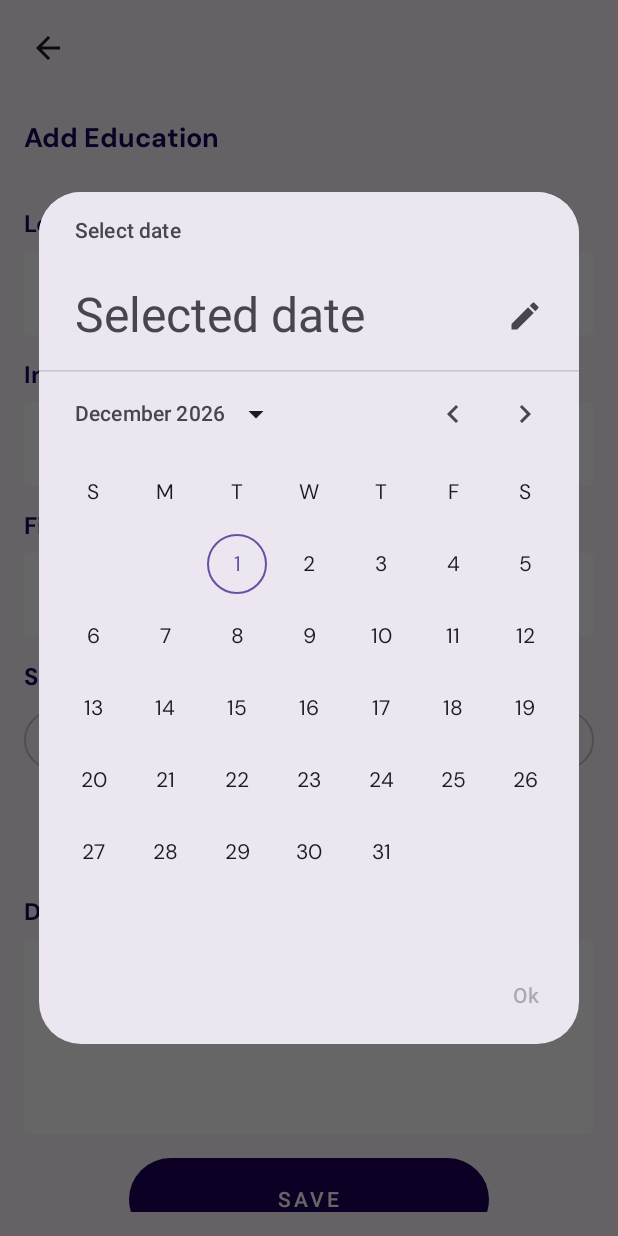
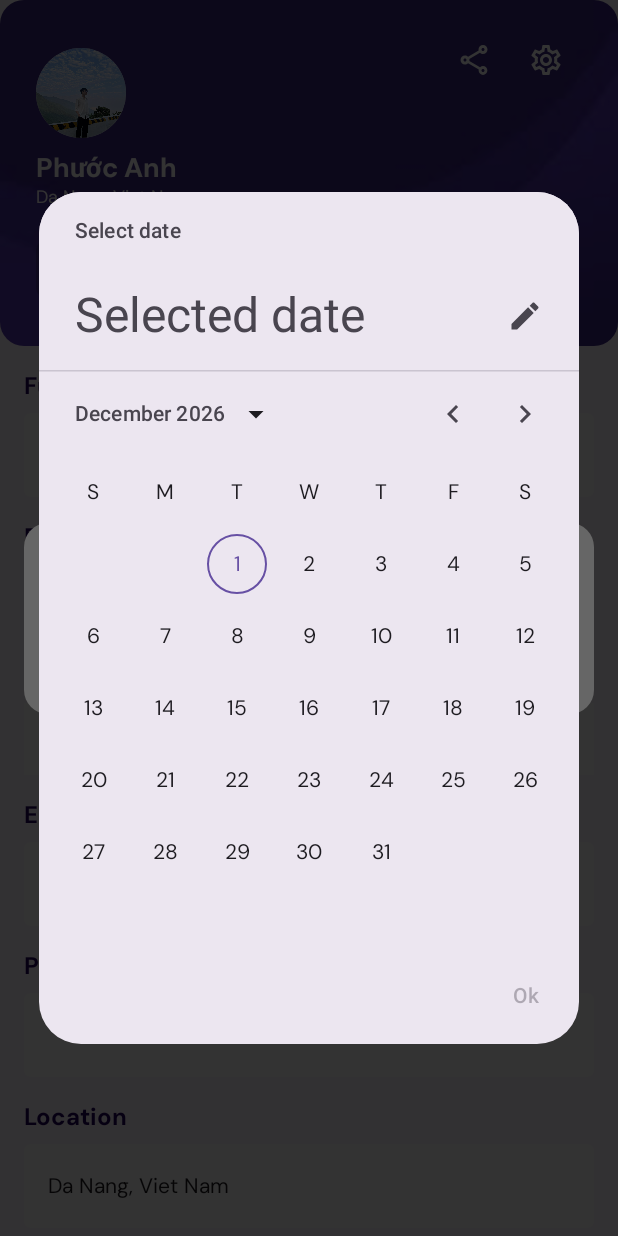
Before and after one commit to anhtp22it/job-finder-android, an Android app built with Jetpack Compose: the screen it shows after launch (MainActivity), after a tap on an icon or button, on a phone screen of 412 x 824 dp. Run offline under Robolectric (Android 15) with nearby library versions, the light colour scheme and no system bars; 2 other taps on this screen came first.

Commit message:
complete Edit Profile Screen

```diff
--- a/app/src/main/java/com/tpanh/jobfinder/MainActivity.kt
+++ b/app/src/main/java/com/tpanh/jobfinder/MainActivity.kt
@@ -9,6 +9,7 @@ import androidx.compose.material3.Surface
 import androidx.compose.ui.Modifier
 import com.tpanh.jobfinder.navigation.JobFinderNavigation
 import com.tpanh.jobfinder.sreens.AddEducation
+import com.tpanh.jobfinder.sreens.EditProfile
 import com.tpanh.jobfinder.ui.theme.JobFinderTheme
 
 class MainActivity : ComponentActivity() {
@@ -21,8 +22,8 @@ class MainActivity : ComponentActivity() {
                     modifier = Modifier.fillMaxSize(),
                     color = MaterialTheme.colorScheme.background
                 ) {
+                    EditProfile()
 //                    JobFinderNavigation()
-                    AddEducation()
                 }
             }
         }
--- a/app/src/main/java/com/tpanh/jobfinder/navigation/JobFinderNavigation.kt
+++ b/app/src/main/java/com/tpanh/jobfinder/navigation/JobFinderNavigation.kt
@@ -5,6 +5,7 @@ import androidx.navigation.NavHostController
 import androidx.navigation.compose.NavHost
 import androidx.navigation.compose.composable
 import androidx.navigation.compose.rememberNavController
+import com.tpanh.jobfinder.sreens.AddEducation
 import com.tpanh.jobfinder.sreens.HomeScreen
 import com.tpanh.jobfinder.sreens.OnBoardingScreen
 
@@ -23,5 +24,9 @@ fun JobFinderNavigation(
         composable(JobFinderScreen.OnBoarding.name) {
             OnBoardingScreen()
         }
+
+        composable(JobFinderScreen.AddEducation.name) {
+            AddEducation()
+        }
     }
 }
--- a/app/src/main/java/com/tpanh/jobfinder/navigation/JobFinderScreen.kt
+++ b/app/src/main/java/com/tpanh/jobfinder/navigation/JobFinderScreen.kt
@@ -5,5 +5,6 @@ enum class JobFinderScreen {
     Login,
     SignUp,
     ForgotPassword,
-    Home
+    Home,
+    AddEducation
 }
--- a/app/src/main/java/com/tpanh/jobfinder/sreens/AddEducation.kt
+++ b/app/src/main/java/com/tpanh/jobfinder/sreens/AddEducation.kt
@@ -1,5 +1,7 @@
 package com.tpanh.jobfinder.sreens
 
+import androidx.compose.foundation.BorderStroke
+import androidx.compose.foundation.border
 import androidx.compose.foundation.layout.Arrangement
 import androidx.compose.foundation.layout.Column
 import androidx.compose.foundation.layout.Row
@@ -185,8 +187,14 @@ fun AddEducationContent() {
                 )
                 Spacer(modifier = Modifier.height(8.dp))
                 OutlinedButton(
+                    modifier = Modifier
+                        .fillMaxWidth(),
                     onClick = { isStartDatePickerVisible = true },
-                    modifier = Modifier.fillMaxWidth(),
+                    colors = ButtonDefaults.buttonColors(
+                        contentColor = MaterialTheme.colorScheme.onPrimaryContainer,
+                        containerColor = Color.White,
+                    ),
+                    border = BorderStroke(1.dp, Color.Transparent),
                 ) {
                     Text(text = startDate)
                 }
@@ -227,7 +235,12 @@ fun AddEducationContent() {
                 Spacer(modifier = Modifier.height(8.dp))
                 OutlinedButton(
                     modifier = Modifier.fillMaxWidth(),
-                    onClick = { isEndDatePickerVisible = true }
+                    onClick = { isEndDatePickerVisible = true },
+                    colors = ButtonDefaults.buttonColors(
+                        contentColor = MaterialTheme.colorScheme.onPrimaryContainer,
+                        containerColor = Color.White,
+                    ),
+                    border = BorderStroke(1.dp, Color.Transparent),
                 ) {
                     Text(text = endDate)
                 }
@@ -313,6 +326,7 @@ fun AddEducationContent() {
                 colors = ButtonDefaults.buttonColors(
                     containerColor = MaterialTheme.colorScheme.onPrimaryContainer,
                 ),
+                shape = RoundedCornerShape(5.dp),
                 onClick = { /*TODO*/ }
             ) {
                 Text(
--- /dev/null
+++ b/app/src/main/java/com/tpanh/jobfinder/sreens/EditProfile.kt
@@ -0,0 +1,500 @@
+package com.tpanh.jobfinder.sreens
+
+import android.content.res.Resources
+import android.graphics.Bitmap
+import android.graphics.BitmapFactory
+import android.graphics.ImageDecoder
+import android.os.Build
+import android.provider.MediaStore
+import androidx.activity.compose.rememberLauncherForActivityResult
+import androidx.activity.result.contract.ActivityResultContracts
+import androidx.activity.result.launch
+import androidx.compose.foundation.BorderStroke
+import androidx.compose.foundation.Image
+import androidx.compose.foundation.background
+import androidx.compose.foundation.clickable
+import androidx.compose.foundation.layout.Arrangement
+import androidx.compose.foundation.layout.Box
+import androidx.compose.foundation.layout.Column
+import androidx.compose.foundation.layout.Row
+import androidx.compose.foundation.layout.Spacer
+import androidx.compose.foundation.layout.fillMaxHeight
+import androidx.compose.foundation.layout.fillMaxSize
+import androidx.compose.foundation.layout.fillMaxWidth
+import androidx.compose.foundation.layout.height
+import androidx.compose.foundation.layout.padding
+import androidx.compose.foundation.layout.size
+import androidx.compose.foundation.layout.width
+import androidx.compose.foundation.rememberScrollState
+import androidx.compose.foundation.selection.selectableGroup
+import androidx.compose.foundation.shape.CircleShape
+import androidx.compose.foundation.shape.RoundedCornerShape
+import androidx.compose.foundation.verticalScroll
+import androidx.compose.material.icons.Icons
+import androidx.compose.material.icons.outlined.Settings
+import androidx.compose.material.icons.outlined.Share
+import androidx.compose.material3.Button
+import androidx.compose.material3.ButtonDefaults
+import androidx.compose.material3.DatePicker
+import androidx.compose.material3.DatePickerDialog
+import androidx.compose.material3.ExperimentalMaterial3Api
+import androidx.compose.material3.Icon
+import androidx.compose.material3.IconButton
+import androidx.compose.material3.MaterialTheme
+import androidx.compose.material3.OutlinedButton
+import androidx.compose.material3.OutlinedTextField
+import androidx.compose.material3.OutlinedTextFieldDefaults
+import androidx.compose.material3.RadioButton
+import androidx.compose.material3.Surface
+import androidx.compose.material3.Text
+import androidx.compose.material3.TextButton
+import androidx.compose.material3.rememberDatePickerState
+import androidx.compose.runtime.Composable
+import androidx.compose.runtime.derivedStateOf
+import androidx.compose.runtime.getValue
+import androidx.compose.runtime.mutableStateOf
+import androidx.compose.runtime.remember
+import androidx.compose.runtime.setValue
+import androidx.compose.ui.Alignment
+import androidx.compose.ui.Modifier
+import androidx.compose.ui.draw.clip
+import androidx.compose.ui.graphics.Color
+import androidx.compose.ui.graphics.asImageBitmap
+import androidx.compose.ui.layout.ContentScale
+import androidx.compose.ui.platform.LocalContext
+import androidx.compose.ui.res.painterResource
+import androidx.compose.ui.text.font.FontWeight
+import androidx.compose.ui.text.style.TextAlign
+import androidx.compose.ui.tooling.preview.Preview
+import androidx.compose.ui.unit.dp
+import androidx.compose.ui.unit.sp
+import com.tpanh.jobfinder.R
+import java.text.SimpleDateFormat
+import java.util.Date
+
+@OptIn(ExperimentalMaterial3Api::class)
+@Composable
+fun EditProfile() {
+
+    var fullName by remember { mutableStateOf("Phước Anh") }
+    var gender by remember { mutableStateOf(1) }
+    var email by remember { mutableStateOf("") }
+    var phoneNumber by remember { mutableStateOf("") }
+    var location by remember { mutableStateOf("Da Nang, Viet Nam") }
+
+    val format = SimpleDateFormat("dd MMM yyyy")
+    var dateOfBirth by remember { mutableStateOf(format.format(System.currentTimeMillis())) }
+    var isDateOfBirthPicker by remember { mutableStateOf(false) }
+
+    var isChooseImage by remember { mutableStateOf(false) }
+
+    val context = LocalContext.current
+    val img: Bitmap = BitmapFactory.decodeResource(context.resources, R.drawable.avatar)
+    val bitmap = remember { mutableStateOf(img) }
+
+    val scaledBitmap = bitmap.value.scaleDown(1024, true)
+
+    val laucher = rememberLauncherForActivityResult(
+        contract = ActivityResultContracts.TakePicturePreview(),
+    ) {
+        if (it != null) {
+            bitmap.value = it
+        }
+    }
+
+    val launchImage = rememberLauncherForActivityResult(
+        contract = ActivityResultContracts.GetContent()
+    ) {
+        if (Build.VERSION.SDK_INT < 28) {
+            bitmap.value = MediaStore.Images.Media.getBitmap(context.contentResolver, it)
+        } else {
+            val source = it?.let { it1 ->
+                ImageDecoder.createSource(context.contentResolver, it1)
+            }
+            bitmap.value = source?.let { it1 -> ImageDecoder.decodeBitmap(it1) }!!
+        }
+    }
+
+    Column(
+        modifier = Modifier
+            .fillMaxSize()
+            .verticalScroll(rememberScrollState())
+    ) {
+        Box(
+            modifier = Modifier
+                .fillMaxWidth()
+                .clip(RoundedCornerShape(16.dp))
+        ) {
+            Image(
+                painter = painterResource(id = R.drawable.profile_background),
+                contentDescription = null,
+                modifier = Modifier.fillMaxWidth(),
+                contentScale = ContentScale.Crop
+            )
+            Row(
+                modifier = Modifier
+                    .fillMaxSize()
+                    .padding(vertical = 16.dp, horizontal = 24.dp),
+                horizontalArrangement = Arrangement.SpaceBetween,
+                verticalAlignment = Alignment.Top
+            ) {
+                Column {
+                    Spacer(modifier = Modifier.height(16.dp))
+                    Image(
+                        bitmap = scaledBitmap.asImageBitmap(),
+                        contentDescription = "avatar",
+                        contentScale = ContentScale.Crop,
+                        modifier = Modifier
+                            .width(60.dp)
+                            .height(60.dp)
+                            .clip(CircleShape)
+                            .background(Color.White)
+                    )
+                    Spacer(modifier = Modifier.height(8.dp))
+                    Text(
+                        text = fullName,
+                        style = MaterialTheme.typography.labelSmall,
+                        color = Color.White,
+                        fontSize = 18.sp,
+                        fontWeight = FontWeight.Bold
+                    )
+                    Text(
+                        text = location,
+                        style = MaterialTheme.typography.bodyLarge,
+                        color = Color.White,
+                        fontSize = 12.sp
+                    )
+                    Spacer(modifier = Modifier.height(16.dp))
+                    Button(
+                        onClick = { isChooseImage = true },
+                        shape = RoundedCornerShape(8.dp),
+                        colors = ButtonDefaults.buttonColors(
+                            containerColor = Color.Transparent.copy(alpha = 0.2f),
+                            contentColor = Color.White
+                        ),
+                    ) {
+                        Text(
+                            text = "Change image",
+                            fontWeight = FontWeight.Light,
+                            fontSize = 12.sp
+                        )
+                    }
+
+                }
+                Row {
+                    IconButton(onClick = { /*TODO*/ }) {
+                        Icon(
+                            Icons.Outlined.Share,
+                            contentDescription = "Share",
+                            tint = Color.White
+                        )
+                    }
+
+                    IconButton(onClick = { /*TODO*/ }) {
+                        Icon(
+                            Icons.Outlined.Settings,
+                            contentDescription = "Share",
+                            tint = Color.White
+                        )
+                    }
+                }
+            }
+        }
+
+        Column(
+            modifier = Modifier
+                .padding(16.dp)
+        ) {
+            Text(
+                text = "Fullname",
+                style = MaterialTheme.typography.labelSmall,
+                color = MaterialTheme.colorScheme.onPrimaryContainer,
+                fontWeight = FontWeight.Bold
+            )
+            Spacer(modifier = Modifier.height(8.dp))
+            OutlinedTextField(
+                modifier = Modifier
+                    .fillMaxWidth(),
+                value = fullName,
+                onValueChange = { fullName = it },
+                singleLine = true,
+                colors = OutlinedTextFieldDefaults.colors(
+                    focusedBorderColor = Color.Transparent,
+                    unfocusedBorderColor = Color.Transparent,
+                    focusedContainerColor = Color.White,
+                    unfocusedContainerColor = Color.White
+                )
+            )
+
+            Spacer(modifier = Modifier.height(16.dp))
+
+            Text(
+                text = "Date of Birth",
+                style = MaterialTheme.typography.labelSmall,
+                color = MaterialTheme.colorScheme.onPrimaryContainer,
+                fontWeight = FontWeight.Bold
+            )
+            Spacer(modifier = Modifier.height(8.dp))
+            OutlinedButton(
+                modifier = Modifier
+                    .fillMaxWidth(),
+                onClick = { isDateOfBirthPicker = true },
+                colors = ButtonDefaults.buttonColors(
+                    containerColor = Color.White,
+                    contentColor = Color.Black
+                ),
+                border = BorderStroke(0.dp, Color.Transparent),
+                shape = RoundedCornerShape(5.dp)
+            ) {
+                Text(
+                    text = dateOfBirth,
+                    textAlign = TextAlign.Left,
+                    modifier = Modifier.fillMaxWidth(),
+                    fontWeight = FontWeight.Normal
+                )
+            }
+            if (isDateOfBirthPicker) {
+                val datePickerState = rememberDatePickerState()
+                val confirmEnable = derivedStateOf { datePickerState.selectedDateMillis != null }
+
+                DatePickerDialog(
+                    onDismissRequest = { isDateOfBirthPicker = false },
+                    confirmButton = {
+                        TextButton(
+                            onClick = {
+                                isDateOfBirthPicker = false
+                                var date = "No Selection"
+                                if (datePickerState.selectedDateMillis != null) {
+                                    date = format.format(Date(datePickerState.selectedDateMillis!!))
+                                }
+                                dateOfBirth = date
+                            },
+                            enabled = confirmEnable.value
+                        ) {
+                            Text("Ok")
+                        }
+                    }) {
+                    DatePicker(state = datePickerState)
+                }
+            }
+
+            Spacer(modifier = Modifier.height(16.dp))
+
+            Text(
+                text = "Gender",
+                style = MaterialTheme.typography.labelSmall,
+                color = MaterialTheme.colorScheme.onPrimaryContainer,
+                fontWeight = FontWeight.Bold
+            )
+            Spacer(modifier = Modifier.height(8.dp))
+            Row(
+                modifier = Modifier
+                    .fillMaxWidth()
+                    .selectableGroup(),
+                horizontalArrangement = Arrangement.SpaceBetween,
+                verticalAlignment = Alignment.CenterVertically,
+            ) {
+                Row(
+                    modifier = Modifier
+                        .weight(1f)
+                        .background(Color.White),
+                    verticalAlignment = Alignment.CenterVertically
+                ) {
+                    RadioButton(selected = gender == 1, onClick = { gender = 1 })
+                    Text(
+                        text = "Male",
+                        style = MaterialTheme.typography.labelSmall,
+                        color = MaterialTheme.colorScheme.onPrimaryContainer
+                    )
+                }
+                Spacer(modifier = Modifier.width(16.dp))
+                Row(
+                    modifier = Modifier
+                        .weight(1f)
+                        .background(Color.White),
+                    verticalAlignment = Alignment.CenterVertically
+                ) {
+                    RadioButton(selected = gender == 0, onClick = { gender = 0 })
+                    Text(
+                        text = "Female",
+                        style = MaterialTheme.typography.labelSmall,
+                        color = MaterialTheme.colorScheme.onPrimaryContainer
+                    )
+                }
+            }
+
+            Spacer(modifier = Modifier.height(16.dp))
+
+            Text(
+                text = "Email Address",
+                style = MaterialTheme.typography.labelSmall,
+                color = MaterialTheme.colorScheme.onPrimaryContainer,
+                fontWeight = FontWeight.Bold
+            )
+            Spacer(modifier = Modifier.height(8.dp))
+            OutlinedTextField(
+                modifier = Modifier.fillMaxWidth(),
+                value = email,
+                onValueChange = { email = it },
+                singleLine = true,
+                colors = OutlinedTextFieldDefaults.colors(
+                    focusedBorderColor = Color.Transparent,
+                    unfocusedBorderColor = Color.Transparent,
+                    focusedContainerColor = Color.White,
+                    unfocusedContainerColor = Color.White
+                )
+            )
+
+            Spacer(modifier = Modifier.height(16.dp))
+
+            Text(
+                text = "Phone Number",
+                style = MaterialTheme.typography.labelSmall,
+                color = MaterialTheme.colorScheme.onPrimaryContainer,
+                fontWeight = FontWeight.Bold
+            )
+            Spacer(modifier = Modifier.height(8.dp))
+            OutlinedTextField(
+                modifier = Modifier.fillMaxWidth(),
+                value = phoneNumber,
+                onValueChange = { phoneNumber = it },
+                singleLine = true,
+                colors = OutlinedTextFieldDefaults.colors(
+                    focusedBorderColor = Color.Transparent,
+                    unfocusedBorderColor = Color.Transparent,
+                    focusedContainerColor = Color.White,
+                    unfocusedContainerColor = Color.White
+                )
+            )
+
+            Spacer(modifier = Modifier.height(16.dp))
+
+            Text(
+                text = "Location",
+                style = MaterialTheme.typography.labelSmall,
+                color = MaterialTheme.colorScheme.onPrimaryContainer,
+                fontWeight = FontWeight.Bold
+            )
+            Spacer(modifier = Modifier.height(8.dp))
+            OutlinedTextField(
+                modifier = Modifier.fillMaxWidth(),
+                value = location,
+                onValueChange = { location = it },
+                singleLine = true,
+                colors = OutlinedTextFieldDefaults.colors(
+                    focusedBorderColor = Color.Transparent,
+                    unfocusedBorderColor = Color.Transparent,
+                    focusedContainerColor = Color.White,
+                    unfocusedContainerColor = Color.White
+                )
+            )
+
+            Spacer(modifier = Modifier.height(16.dp))
+            Column(
+                modifier = Modifier
+                    .fillMaxHeight()
+                    .padding(bottom = 16.dp),
+                verticalArrangement = Arrangement.Bottom
+            ) {
+                Button(
+                    modifier = Modifier
+                        .fillMaxWidth()
+                        .height(55.dp)
+                        .padding(horizontal = 70.dp),
+                    colors = ButtonDefaults.buttonColors(
+                        containerColor = MaterialTheme.colorScheme.onPrimaryContainer,
+                    ),
+                    shape = RoundedCornerShape(5.dp),
+                    onClick = { /*TODO*/ }
+                ) {
+                    Text(
+                        text = "SAVE",
+                        letterSpacing = 2.sp,
+                    )
+                }
+            }
+        }
+    }
+    if (isChooseImage) {
+        Box(
+            modifier = Modifier
+                .fillMaxSize()
+                .background(Color.Black.copy(alpha = 0.5f))
+        ) {
+            Column (
+                modifier = Modifier
+                    .fillMaxSize()
+                    .padding(16.dp),
+                verticalArrangement = Arrangement.Center,
+                horizontalAlignment = Alignment.CenterHorizontally
+            ) {
+                Row(
+                    verticalAlignment = Alignment.CenterVertically,
+                    horizontalArrangement = Arrangement.SpaceAround,
+                    modifier = Modifier
+                        .fillMaxWidth()
+                        .clip(RoundedCornerShape(16.dp))
+                        .background(Color.White)
+                        .padding(vertical = 24.dp)
+                ) {
+                    Column (
+                        verticalArrangement = Arrangement.Center,
+                        horizontalAlignment = Alignment.CenterHorizontally
+                    ) {
+                        IconButton(onClick = {
+                            laucher.launch()
+                            isChooseImage = false
+                        }) {
+                            Icon(
+                                painter = painterResource(id = R.drawable.camera_icon),
+                                contentDescription = "Camera",
+                                modifier = Modifier.size(50.dp)
+                            )
+                        }
+                        Text(
+                            text = "Camera",
+                            fontSize = 24.sp
+                        )
+                    }
+                    Column (
+                        verticalArrangement = Arrangement.Center,
+                        horizontalAlignment = Alignment.CenterHorizontally
+                    ) {
+                        IconButton(onClick = {
+                            launchImage.launch("image/*")
+                            isChooseImage = false
+                        }) {
+                            Icon(
+                                painter = painterResource(id = R.drawable.image_icon),
+                                contentDescription = "Gallery",
+                                modifier = Modifier.size(50.dp)
+                            )
+                        }
+                        Text(
+                            text = "Gallery",
+                            fontSize = 24.sp
+                        )
+                    }
+                }
+            }
+        }
+    }
+}
+
+fun Bitmap.scaleDown(maxSize: Int, filter: Boolean): Bitmap {
+    val ratio = maxSize.toFloat() / maxOf(this.width, this.height)
+    val width = (this.width * ratio).toInt()
+    val height = (this.height * ratio).toInt()
+    return Bitmap.createScaledBitmap(this, width, height, filter)
+}
+
+@Preview
+@Composable
+fun EditProfilePreview() {
+    Surface(
+        modifier = Modifier.fillMaxSize(),
+        color = MaterialTheme.colorScheme.background
+    ) {
+        EditProfile()
+    }
+}
--- /dev/null
+++ b/app/src/main/res/drawable/camera_icon.xml
@@ -0,0 +1,6 @@
+<vector android:height="24dp" android:tint="#FFFFFF"
+    android:viewportHeight="24" android:viewportWidth="24"
+    android:width="24dp" xmlns:android="http://schemas.android.com/apk/res/android">
+    <path android:fillColor="@android:color/white" android:pathData="M12,12m-3.2,0a3.2,3.2 0,1 1,6.4 0a3.2,3.2 0,1 1,-6.4 0"/>
+    <path android:fillColor="@android:color/white" android:pathData="M9,2L7.17,4L4,4c-1.1,0 -2,0.9 -2,2v12c0,1.1 0.9,2 2,2h16c1.1,0 2,-0.9 2,-2L22,6c0,-1.1 -0.9,-2 -2,-2h-3.17L15,2L9,2zM12,17c-2.76,0 -5,-2.24 -5,-5s2.24,-5 5,-5 5,2.24 5,5 -2.24,5 -5,5z"/>
+</vector>
--- /dev/null
+++ b/app/src/main/res/drawable/image_icon.xml
@@ -0,0 +1,5 @@
+<vector android:height="24dp" android:tint="#FFFFFF"
+    android:viewportHeight="24" android:viewportWidth="24"
+    android:width="24dp" xmlns:android="http://schemas.android.com/apk/res/android">
+    <path android:fillColor="@android:color/white" android:pathData="M21,19V5c0,-1.1 -0.9,-2 -2,-2H5c-1.1,0 -2,0.9 -2,2v14c0,1.1 0.9,2 2,2h14c1.1,0 2,-0.9 2,-2zM8.5,13.5l2.5,3.01L14.5,12l4.5,6H5l3.5,-4.5z"/>
+</vector>
```
Also changed, not shown: app/src/main/res/drawable/avatar.jpg (added), app/src/main/res/drawable/profile_background.jpeg (added).
